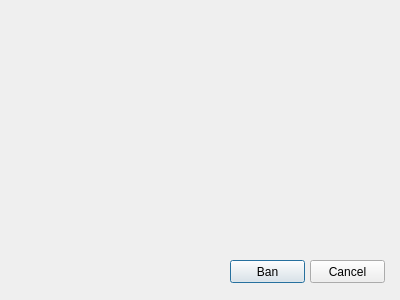
The window that src/GUI/BanDialog.ui (larn503/CSNZ_Server) describes before a commit, drawn with Qt 5.
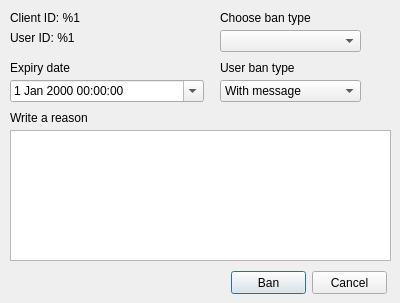
The same window after the commit.

Commit message: GUI: BanDialog, UserBanListDialog

```diff
--- a/src/GUI/BanDialog.ui
+++ b/src/GUI/BanDialog.ui
@@ -7,7 +7,7 @@
     <x>0</x>
     <y>0</y>
     <width>400</width>
-    <height>300</height>
+    <height>303</height>
    </rect>
   </property>
   <property name="windowTitle">
@@ -19,8 +19,8 @@
   <widget class="QPushButton" name="BanBtn">
    <property name="geometry">
     <rect>
-     <x>230</x>
-     <y>260</y>
+     <x>231</x>
+     <y>271</y>
      <width>75</width>
      <height>23</height>
     </rect>
@@ -32,8 +32,8 @@
   <widget class="QPushButton" name="CancelBtn">
    <property name="geometry">
     <rect>
-     <x>310</x>
-     <y>260</y>
+     <x>312</x>
+     <y>271</y>
      <width>75</width>
      <height>23</height>
     </rect>
@@ -42,6 +42,137 @@
     <string>Cancel</string>
    </property>
   </widget>
+  <widget class="QComboBox" name="BanTypeBox">
+   <property name="geometry">
+    <rect>
+     <x>220</x>
+     <y>30</y>
+     <width>141</width>
+     <height>22</height>
+    </rect>
+   </property>
+  </widget>
+  <widget class="QLabel" name="ChooseBanTypeLabel">
+   <property name="geometry">
+    <rect>
+     <x>220</x>
+     <y>10</y>
+     <width>141</width>
+     <height>16</height>
+    </rect>
+   </property>
+   <property name="text">
+    <string>Choose ban type</string>
+   </property>
+  </widget>
+  <widget class="QLabel" name="BanClientID">
+   <property name="geometry">
+    <rect>
+     <x>10</x>
+     <y>10</y>
+     <width>151</width>
+     <height>16</height>
+    </rect>
+   </property>
+   <property name="text">
+    <string>Client ID: %1</string>
+   </property>
+  </widget>
+  <widget class="QPlainTextEdit" name="BanReason">
+   <property name="geometry">
+    <rect>
+     <x>10</x>
+     <y>130</y>
+     <width>381</width>
+     <height>131</height>
+    </rect>
+   </property>
+  </widget>
+  <widget class="QLabel" name="BanUserID">
+   <property name="geometry">
+    <rect>
+     <x>10</x>
+     <y>30</y>
+     <width>151</width>
+     <height>16</height>
+    </rect>
+   </property>
+   <property name="text">
+    <string>User ID: %1</string>
+   </property>
+  </widget>
+  <widget class="QLabel" name="ChooseUserBanTypeLabel">
+   <property name="geometry">
+    <rect>
+     <x>220</x>
+     <y>60</y>
+     <width>101</width>
+     <height>16</height>
+    </rect>
+   </property>
+   <property name="text">
+    <string>User ban type</string>
+   </property>
+  </widget>
+  <widget class="QComboBox" name="UserBanTypeBox">
+   <property name="geometry">
+    <rect>
+     <x>220</x>
+     <y>80</y>
+     <width>141</width>
+     <height>22</height>
+    </rect>
+   </property>
+   <item>
+    <property name="text">
+     <string>With message</string>
+    </property>
+   </item>
+   <item>
+    <property name="text">
+     <string>Silent (without showing reason on client)</string>
+    </property>
+   </item>
+  </widget>
+  <widget class="QLabel" name="WriteReasonLabel">
+   <property name="geometry">
+    <rect>
+     <x>10</x>
+     <y>110</y>
+     <width>201</width>
+     <height>16</height>
+    </rect>
+   </property>
+   <property name="text">
+    <string>Write a reason</string>
+   </property>
+  </widget>
+  <widget class="QDateTimeEdit" name="ExpiryDateEntry">
+   <property name="geometry">
+    <rect>
+     <x>10</x>
+     <y>80</y>
+     <width>194</width>
+     <height>22</height>
+    </rect>
+   </property>
+   <property name="calendarPopup">
+    <bool>true</bool>
+   </property>
+  </widget>
+  <widget class="QLabel" name="ExpiryDateLabel">
+   <property name="geometry">
+    <rect>
+     <x>10</x>
+     <y>60</y>
+     <width>111</width>
+     <height>16</height>
+    </rect>
+   </property>
+   <property name="text">
+    <string>Expiry date</string>
+   </property>
+  </widget>
  </widget>
  <resources/>
  <connections/>
```
The commit also changes 13 other files.
